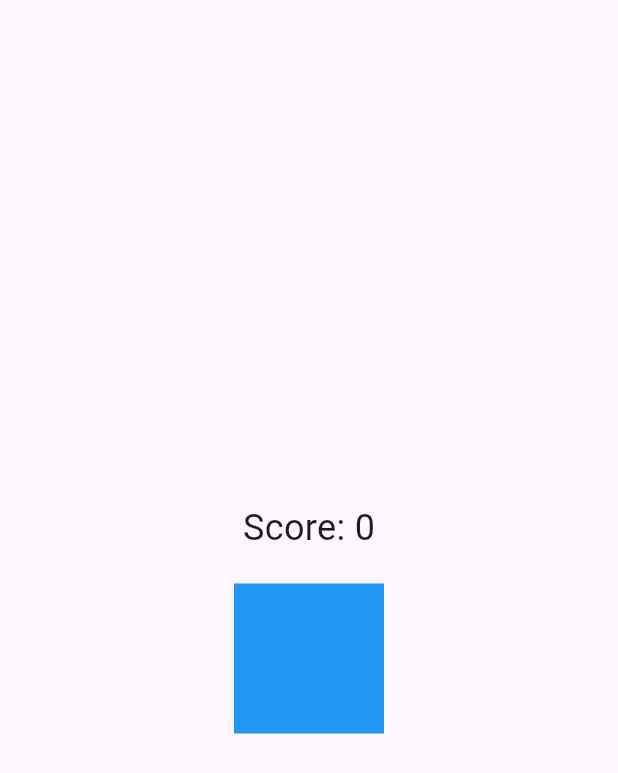
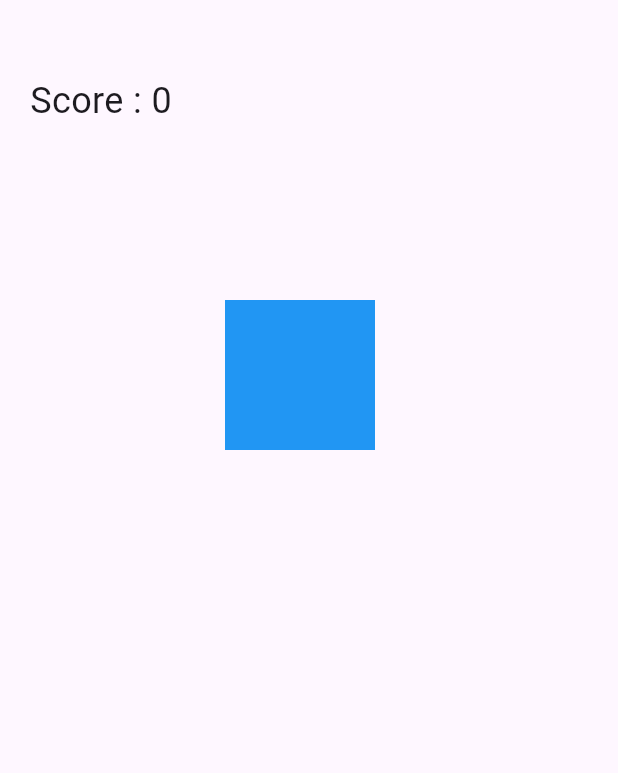
Before and after one commit to Tharmi1305/tap-the-box-game, a Flutter app: the screen it shows after launch, on a phone screen of 412 x 824 dp. Shown: the top 773 px of the screen. Run offline on Flutter 3.47's test engine with Material 3 defaults, Android fonts, the phone set to English and light mode, and no system bars.

Commit message:
Use Stack and Positioned widgets to allow free box placement

```diff
--- a/lib/main.dart
+++ b/lib/main.dart
@@ -27,37 +27,42 @@ class GameScreen extends StatefulWidget {
 class _GameScreenState extends State<GameScreen> {
 
   int score = 0;
+  double boxX=0;
+  double boxY=0;
+
 
   @override
   Widget build(BuildContext context) {
     return Scaffold(
-      body: Center(
-        child: Column(
-          mainAxisAlignment: MainAxisAlignment.center,
-          children: [
-            Text(
-              "Score: $score",
+      body: Stack(
+        children: [
+          Positioned(
+            top: 50,
+            left: 20,
+            child: Text(
+              "Score : $score",
               style: const TextStyle(fontSize: 24),
             ),
+          ),
 
-            const SizedBox(height: 20),
-
-            GestureDetector(
-              onTap:(){
+          Positioned(
+            top: 200,
+            left: 150,
+            child: GestureDetector(
+              onTap:() {
                 setState(() {
                   score++;
                 });
-              } ,
+              },
               child: Container(
                 width: 100,
                 height: 100,
                 color: Colors.blue,
               ),
             ),
-          ],
-        ),
-      ),
-
+          )
+        ],
+      )
     );
   }
 }
```
